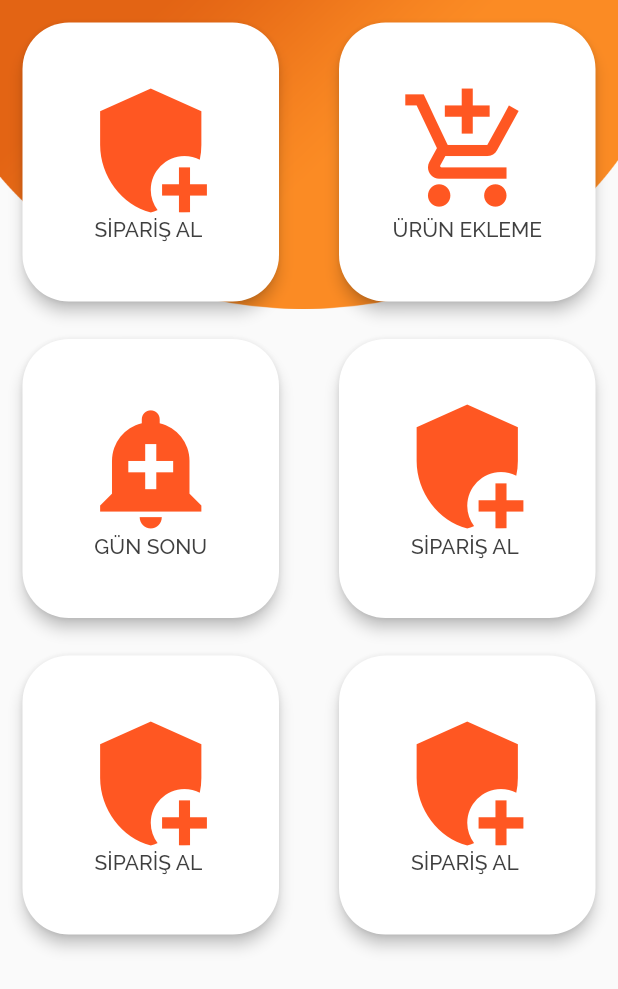
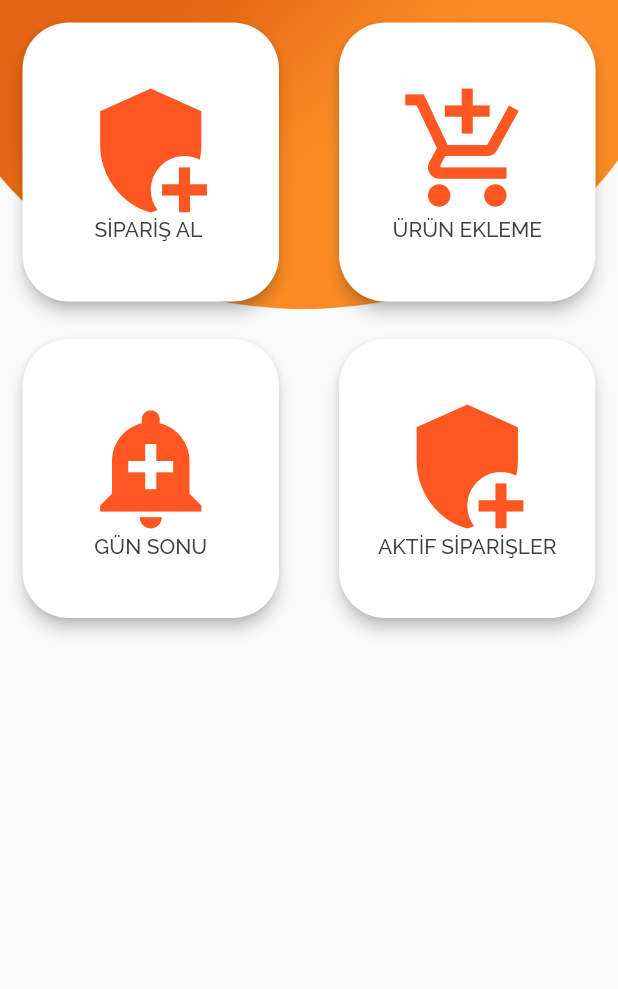
Before and after one commit to hardCave/restourantapp, a Flutter app: the screen it shows after launch, on a phone screen of 412 x 824 dp. Shown: the top 989 px of the screen. Run offline on Flutter 3.47's test engine with Material 2 defaults, Android fonts, the phone set to English and light mode, and no system bars; our stand-ins replace sqflite; accounts and stored records are empty.

Commit message:
main screen_ page redirection done

```diff
--- a/lib/screens/home_screen.dart
+++ b/lib/screens/home_screen.dart
@@ -1,12 +1,27 @@
 import 'package:flutter/material.dart';
 import 'package:flutter/widgets.dart';
+import 'package:sqflite_demo/screens/Masalar.dart';
 
 class HomeScreen extends StatefulWidget {
   @override
   _HomeScreenState createState() => _HomeScreenState();
 }
 
-class _HomeScreenState extends State<HomeScreen> {
+class _HomeScreenState extends State<HomeScreen>
+    with SingleTickerProviderStateMixin {
+  AnimationController _controller;
+  @override
+  void initState() {
+    super.initState();
+    _controller =
+        AnimationController(duration: Duration(milliseconds: 200), vsync: this);
+
+    _controller.forward();
+    _controller.addListener(() {
+      print(_controller.value);
+    });
+  }
+
   @override
   Widget build(BuildContext context) {
     var size = MediaQuery.of(context).size;
@@ -24,13 +39,26 @@ class _HomeScreenState extends State<HomeScreen> {
                     alignment: Alignment.topCenter,
                     image: AssetImage('assets/images/top_header.png'))),
           ),
-          GridView.count(
+          returnGrid(cardTextStyle),
+        ],
+      ),
+    );
+  }
+
+  returnGrid(cardTextStyle) {
+    return GridView.count(
       mainAxisSpacing: 10,
       crossAxisSpacing: 10,
       crossAxisCount: 2,
       primary: false,
       children: <Widget>[
-              Card(
+        GestureDetector(
+          onTap: () {
+            Navigator.of(context).pushAndRemoveUntil(
+                MaterialPageRoute(builder: (context) => Masalar()),
+                (Route<dynamic> route) => true);
+          },
+          child: Card(
               shape: RoundedRectangleBorder(
                   borderRadius: BorderRadius.circular(31)),
               elevation: 4,
@@ -53,7 +81,15 @@ class _HomeScreenState extends State<HomeScreen> {
                   ),
                 ],
               )),
-              Card(
+        ),
+        GestureDetector(
+          onTap: () {
+            //Navigator.of(context).pushAndRemoveUntil(
+            //MaterialPageRoute(builder: (context) => ((Masalar)),
+            //(Route<dynamic> route) => true);
+//burası ürün ekleme sayfasına yönlendirecek
+          },
+          child: Card(
               shape: RoundedRectangleBorder(
                   borderRadius: BorderRadius.circular(31)),
               elevation: 4,
@@ -76,9 +112,10 @@ class _HomeScreenState extends State<HomeScreen> {
                   )
                 ],
               )),
+        ),
         Card(
-                  shape: RoundedRectangleBorder(
-                      borderRadius: BorderRadius.circular(31)),
+            shape:
+                RoundedRectangleBorder(borderRadius: BorderRadius.circular(31)),
             elevation: 4,
             margin: const EdgeInsets.only(
               left: 15.0,
@@ -100,6 +137,29 @@ class _HomeScreenState extends State<HomeScreen> {
               ],
             )),
         Card(
+            shape:
+                RoundedRectangleBorder(borderRadius: BorderRadius.circular(31)),
+            elevation: 4,
+            margin: const EdgeInsets.only(
+              left: 15.0,
+              right: 15.0,
+              top: 15.0,
+            ),
+            child: Column(
+              mainAxisAlignment: MainAxisAlignment.center,
+              children: <Widget>[
+                Icon(
+                  Icons.add_moderator,
+                  color: Colors.deepOrange,
+                  size: 90.0,
+                ),
+                Text(
+                  'AKTİF SİPARİŞLER',
+                  style: cardTextStyle,
+                )
+              ],
+            )),
+        /* Card(
                   shape: RoundedRectangleBorder(
                       borderRadius: BorderRadius.circular(31)),
                   elevation: 4,
@@ -144,34 +204,8 @@ class _HomeScreenState extends State<HomeScreen> {
                         style: cardTextStyle,
                       )
                     ],
-                  )),
-              Card(
-                  shape: RoundedRectangleBorder(
-                      borderRadius: BorderRadius.circular(31)),
-                  elevation: 4,
-                  margin: const EdgeInsets.only(
-                    left: 15.0,
-                    right: 15.0,
-                    top: 15.0,
-                  ),
-                  child: Column(
-                    mainAxisAlignment: MainAxisAlignment.center,
-                    children: <Widget>[
-                      Icon(
-                        Icons.add_moderator,
-                        color: Colors.deepOrange,
-                        size: 90.0,
-                      ),
-                      Text(
-                        'SİPARİŞ AL ',
-                        style: cardTextStyle,
-                      )
+                  ))*/
       ],
-                  ))
-            ],
-          )
-        ],
-      ),
     );
   }
 }
```
Lines whose indentation alone changed are shown as unchanged.
